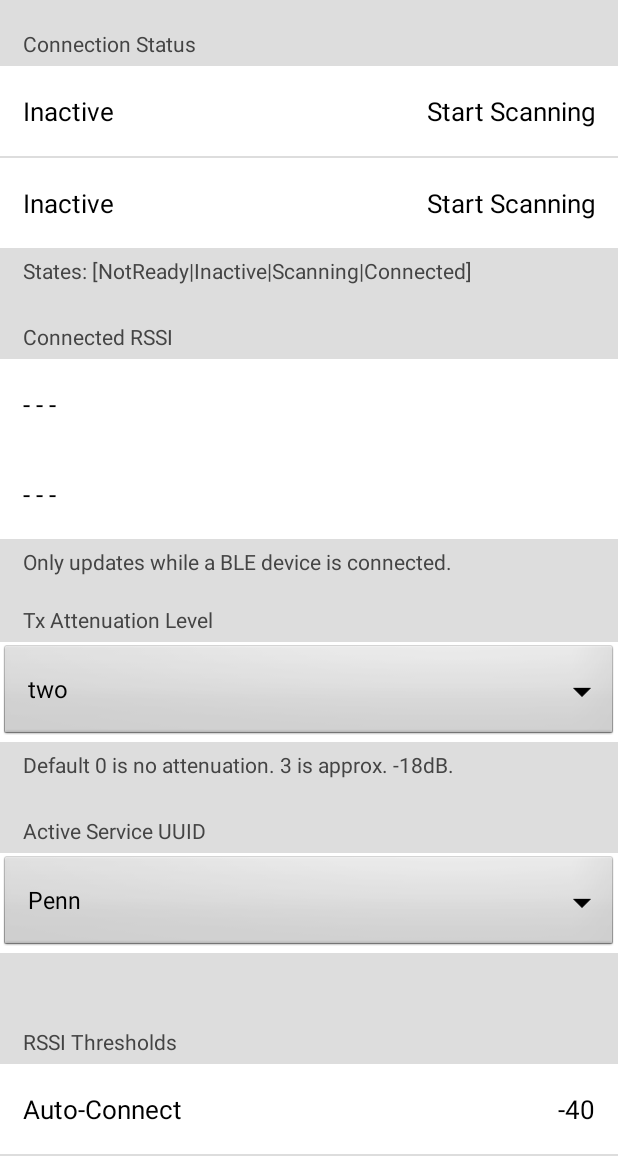
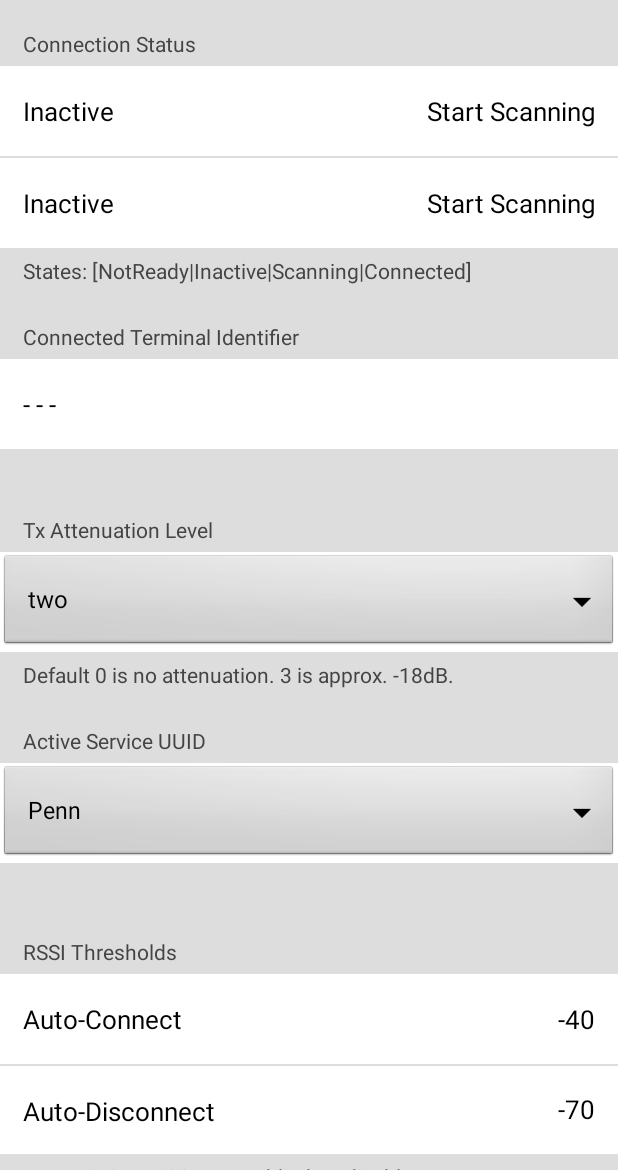
Before and after one commit to MobileTechnologySolutionsLLC/MTS-Mobile-Library-External, an Android app: the screen it shows after launch (ExampleActivity), on a phone screen of 412 x 824 dp, the part 66-1236 px from its top. Run offline under Robolectric (Android 15) with nearby library versions, the phone set to English and light mode, and no system bars; our stand-ins replace EventBus; libraries missing offline, so code that uses them is left out: com.karlotoy.perfectune; 2 statements that could not run were skipped.

Commit message:
Add mtsIdentifier property to MTSBeacon
Motivation is pre-connect beacon identifier which is consistent across device instances and mobile OSes.

Prior to this commit there was a diagnostic property `mfgIdentifier` with inconsistent implementation across platforms and versions.

Prunes diagnostic display values from the iOS example.
Now simply shows MTS ID for first beacon to connect.

Tested on:
Android 13 Pixel 4
Android 10 Samsung S9
Android 8 Samsung S7
iOS 16.4.1 iPhone 14
iOS 15.7.4 iPhone 7

```diff
--- a/android/example/app/build.gradle
+++ b/android/example/app/build.gradle
@@ -6,7 +6,7 @@ android {
         applicationId "com.mts.example"
         minSdkVersion 24
         targetSdkVersion 31
-        versionCode 45
+        versionCode 48
         versionName "1.0"
         testInstrumentationRunner "android.support.test.runner.AndroidJUnitRunner"
     }
--- a/android/example/app/src/main/java/com/mts/MTSExample/ExampleActivity.java
+++ b/android/example/app/src/main/java/com/mts/MTSExample/ExampleActivity.java
@@ -44,13 +44,10 @@ import com.mts.mts.MTSService;
 import java.text.SimpleDateFormat;
 import java.util.Arrays;
 import java.util.Date;
-import java.util.Map;
 import java.util.UUID;
 
 import static android.text.TextUtils.isEmpty;
 import static com.mts.mts.MTSService.BluetoothConnectionEvent.connect;
-
-import static java.sql.DriverManager.println;
 
 import org.greenrobot.eventbus.EventBus;
 import org.greenrobot.eventbus.Subscribe;
@@ -67,7 +64,11 @@ public class ExampleActivity extends AppCompatActivity implements ActivityCompat
 
     private TextView versionHeaderTextView;
     private Button connectionStateButton1;
+
+
     private TextView connectionStatusTextView1;
+
+    private TextView connected_terminal_mts_identifier_text_view;
     private Button connectionStateButton2;
     private TextView connectionStatusTextView2;
     private Spinner txAttnSpinner;
@@ -220,6 +221,15 @@ public class ExampleActivity extends AppCompatActivity implements ActivityCompat
             connectionStateButton2.setVisibility(View.VISIBLE);
         }
 
+        updateConnectedTerminalIdentifiers();
+    }
+
+    private void updateConnectedTerminalIdentifiers() {
+        if (null == mtsBeacon1) {
+            connected_terminal_mts_identifier_text_view.setText("- - -");
+        } else {
+            connected_terminal_mts_identifier_text_view.setText("MTS ID: " + mtsBeacon1.mtsIdentifier);
+        }
     }
 
     private void populateFormValues() {
@@ -314,6 +324,8 @@ public class ExampleActivity extends AppCompatActivity implements ActivityCompat
             }
         });
         connectionStatusTextView2 = (TextView) findViewById(R.id.connection_status_text_view2);
+
+        connected_terminal_mts_identifier_text_view = (TextView) findViewById(R.id.connected_terminal_mts_identifier_text_view);
 
         activeServiceUuidSpinner = (Spinner) findViewById(R.id.active_service_uuid_spinner);
         ArrayAdapter<ServiceUUID> serviceUuidAdapter = new ArrayAdapter<ServiceUUID>(this, android.R.layout.simple_spinner_dropdown_item, serviceUuidOptions);
--- a/android/example/app/src/main/res/layout/example.xml
+++ b/android/example/app/src/main/res/layout/example.xml
@@ -136,14 +136,14 @@
                 android:textSize="14dp" />
 
 
-            <!--Connected RSSI -->
+            <!--Connected Terminal Identifiers -->
 
-            <TextView android:id="@+id/connected_rssi_header"
+            <TextView android:id="@+id/connected_terminal_identifier_header"
                       android:layout_below="@+id/connection_status_footer"
                       android:layout_centerHorizontal="true"
                       android:layout_height="44dp"
                       android:layout_width="match_parent"
-                android:text="Connected RSSI"
+                      android:text="Connected Terminal Identifier"
                       android:textSize="14dp"
                       android:gravity="bottom|left"
                       android:paddingLeft="15dp"
@@ -153,8 +153,8 @@
                       android:textColor="#444"
             />
 
-            <TextView android:id="@+id/connected_rssi_text_view1"
-                android:layout_below="@+id/connected_rssi_header"
+            <TextView android:id="@+id/connected_terminal_mts_identifier_text_view"
+                      android:layout_below="@+id/connected_terminal_identifier_header"
                       android:layout_alignParentLeft="true"
                       android:layout_alignParentRight="true"
                       android:layout_width="match_parent"
@@ -169,28 +169,12 @@
                       android:visibility="visible"
             />
 
-            <TextView android:id="@+id/connected_rssi_text_view2"
-                android:layout_below="@+id/connected_rssi_text_view1"
-                android:layout_alignParentLeft="true"
-                android:layout_alignParentRight="true"
-                android:layout_width="match_parent"
-                android:layout_height="60dp"
-                android:layout_centerHorizontal="true"
-                android:background="@android:color/transparent"
-                android:textColor="#000"
-                android:text="- - -"
-                android:textSize="17dp"
-                android:gravity="left|center"
-                android:paddingLeft="15dp"
-                android:visibility="visible"
-                />
-
-            <TextView android:id="@+id/connected_rssi_footer"
-                android:layout_below="@+id/connected_rssi_text_view2"
+            <TextView android:id="@+id/connected_terminal_peripheral_identifier_footer"
+                      android:layout_below="@+id/connected_terminal_mts_identifier_text_view"
                       android:layout_centerHorizontal="true"
                       android:layout_height="wrap_content"
                       android:layout_width="match_parent"
-                android:text="Only updates while a BLE device is connected."
+                      android:text=""
                       android:textSize="14dp"
                       android:gravity="top|left"
                       android:paddingLeft="15dp"
@@ -204,7 +188,7 @@
         <!--Tx Attenuation-->
 
         <TextView android:id="@+id/tx_attn_header"
-            android:layout_below="@+id/connected_rssi_footer"
+            android:layout_below="@+id/connected_terminal_peripheral_identifier_footer"
             android:layout_centerHorizontal="true"
             android:layout_height="44dp"
             android:layout_width="match_parent"
@@ -522,10 +506,75 @@
             android:textColor="#444"
             />
 
+            <!--Connected RSSI -->
+
+            <TextView android:id="@+id/connected_rssi_header"
+                      android:layout_below="@+id/scan_duration_footer"
+                      android:layout_centerHorizontal="true"
+                      android:layout_height="44dp"
+                      android:layout_width="match_parent"
+                      android:text="Connected RSSI"
+                      android:textSize="14dp"
+                      android:gravity="bottom|left"
+                      android:paddingLeft="15dp"
+                      android:paddingBottom="5dp"
+                      android:layout_alignParentLeft="true"
+                      android:background="#DDD"
+                      android:textColor="#444"
+            />
+
+            <TextView android:id="@+id/connected_rssi_text_view1"
+                      android:layout_below="@+id/connected_rssi_header"
+                      android:layout_alignParentLeft="true"
+                      android:layout_alignParentRight="true"
+                      android:layout_width="match_parent"
+                      android:layout_height="60dp"
+                      android:layout_centerHorizontal="true"
+                      android:background="@android:color/transparent"
+                      android:textColor="#000"
+                      android:text="- - -"
+                      android:textSize="17dp"
+                      android:gravity="left|center"
+                      android:paddingLeft="15dp"
+                      android:visibility="visible"
+            />
+
+            <TextView android:id="@+id/connected_rssi_text_view2"
+                      android:layout_below="@+id/connected_rssi_text_view1"
+                      android:layout_alignParentLeft="true"
+                      android:layout_alignParentRight="true"
+                      android:layout_width="match_parent"
+                      android:layout_height="60dp"
+                      android:layout_centerHorizontal="true"
+                      android:background="@android:color/transparent"
+                      android:textColor="#000"
+                      android:text="- - -"
+                      android:textSize="17dp"
+                      android:gravity="left|center"
+                      android:paddingLeft="15dp"
+                      android:visibility="visible"
+            />
+
+            <TextView android:id="@+id/connected_rssi_footer"
+                      android:layout_below="@+id/connected_rssi_text_view2"
+                      android:layout_centerHorizontal="true"
+                      android:layout_height="wrap_content"
+                      android:layout_width="match_parent"
+                      android:text="Only updates while a BLE device is connected."
+                      android:textSize="14dp"
+                      android:gravity="top|left"
+                      android:paddingLeft="15dp"
+                      android:paddingTop="5dp"
+                      android:layout_alignParentLeft="true"
+                      android:background="#DDD"
+                      android:textColor="#444"
+            />
+
+
             <!--Card Data-->
 
             <TextView android:id="@+id/player_id_header"
-                android:layout_below="@+id/scan_duration_footer"
+                android:layout_below="@+id/connected_rssi_footer"
                 android:layout_centerHorizontal="true"
                 android:layout_height="44dp"
                 android:layout_width="match_parent"
```
Also changed, not shown: android/example/mts/src/main/java/com/mts/mts/MTSBeacon.java (+27 -10 lines), 5 other files. Lines whose indentation alone changed are shown as unchanged.
